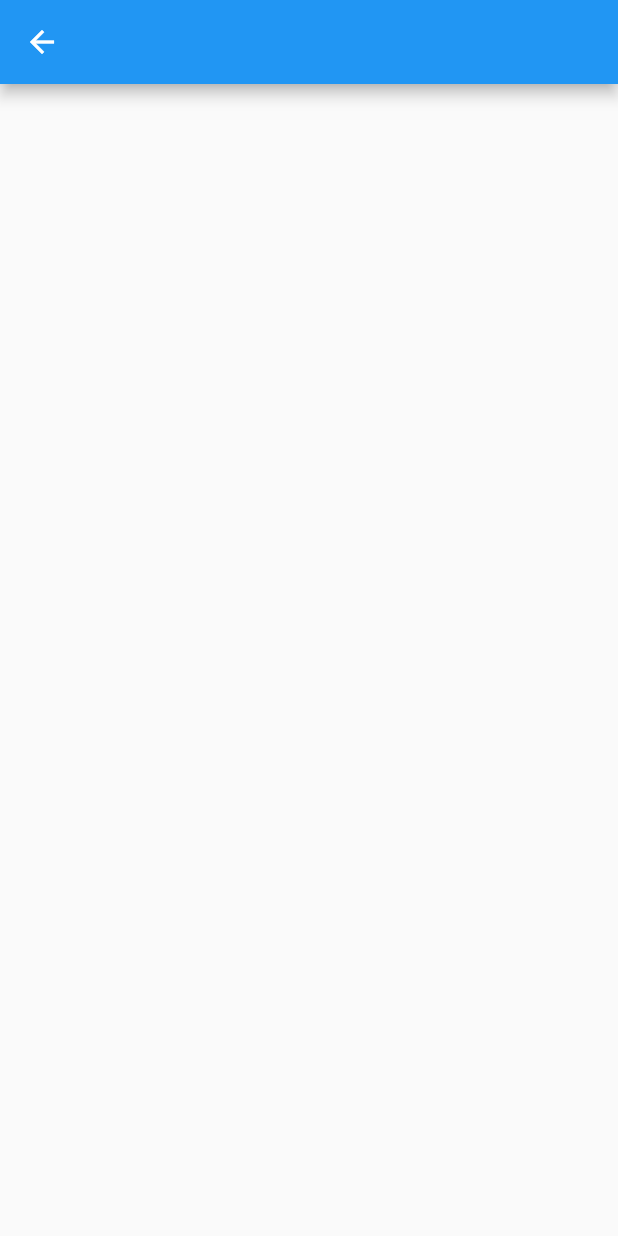
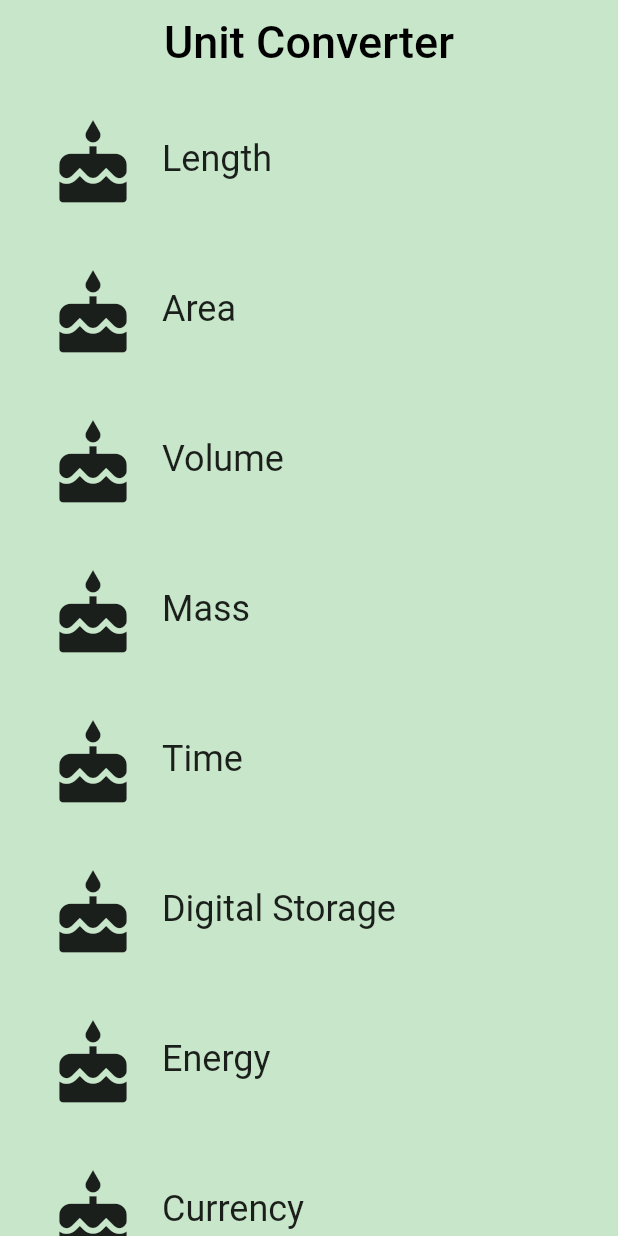
Before and after one commit to mohanmunisifreddy/Flutter-Demo-, a Flutter app: the CategoryRoute screen opened directly, on a phone screen of 412 x 824 dp. Run offline on Flutter 3.47's test engine with Material 2 defaults, Android fonts, the phone set to English and light mode, and no system bars.

Commit message:
Added listview

```diff
--- a/lib/category_route.dart
+++ b/lib/category_route.dart
@@ -1,4 +1,7 @@
 import 'package:flutter/material.dart';
+import 'package:hello_rectangle/category.dart';
+
+final _backgroundColor = Colors.green[100];
 
 class CategoryRoute extends StatelessWidget {
   const CategoryRoute();
@@ -24,14 +27,48 @@ class CategoryRoute extends StatelessWidget {
     Colors.red,
   ];
 
+  Widget _buildCategoryWidgets(List<Widget> categories) {
+    return ListView.builder(
+        itemBuilder: (BuildContext context, int index) => categories[index],
+        itemCount: categories.length,
+    );
+  }
+
   @override
   Widget build(BuildContext context) {
-    final listView = Container();
-    final appBar = AppBar();
+    final categories = <Category>[];
+    for(var i=0; i<_categoryNames.length; i++) {
+      categories.add(
+        Category(
+          name: _categoryNames[i],
+          color: _baseColors[i],
+          iconLocation: Icons.cake,
+        )
+      );
+    }
+
+    final listView = Container(
+      color: _backgroundColor,
+      padding: EdgeInsets.symmetric(horizontal:8.0),
+      child: _buildCategoryWidgets(categories),
+    );
+
+    final appBar = AppBar(
+      elevation: 0.0,
+      title: Text(
+        "Unit Converter",
+        style: TextStyle(
+          color: Colors.black,
+          fontSize: 30.0,
+        ),
+      ),
+      centerTitle: true,
+      backgroundColor: _backgroundColor,
+    );
+
     return Scaffold(
       appBar: appBar,
       body: listView,
     );
   }
-
 }
--- a/lib/main.dart
+++ b/lib/main.dart
@@ -1,10 +1,5 @@
 import 'package:flutter/material.dart';
-import 'package:hello_rectangle/category.dart';
-
-const _categoryName = "Cake";
-const _categoryIcon = Icons.cake;
-const _categoryColor = Colors.green;
-var bgColor = Colors.green[100];
+import 'package:hello_rectangle/category_route.dart';
 
 void main() {
   runApp(UnitConverterApp());
@@ -16,22 +11,7 @@ class UnitConverterApp extends StatelessWidget {
     return MaterialApp(
       debugShowCheckedModeBanner: false,
       title: 'Unit Converter',
-      home: Scaffold(
-        appBar: AppBar(
-          title: Text("Unit Converter", style: TextStyle(fontSize: 30.0, color: Colors.black),),
-          backgroundColor: bgColor,
-          elevation: 0.0,
-          centerTitle: true,
-        ),
-        backgroundColor: bgColor,
-        body: Center(
-          child: Category(
-            name: _categoryName,
-            color: _categoryColor,
-            iconLocation: _categoryIcon
-          ),
-        ),
-      ),
+      home: CategoryRoute(),
     );
   }
 }
```
